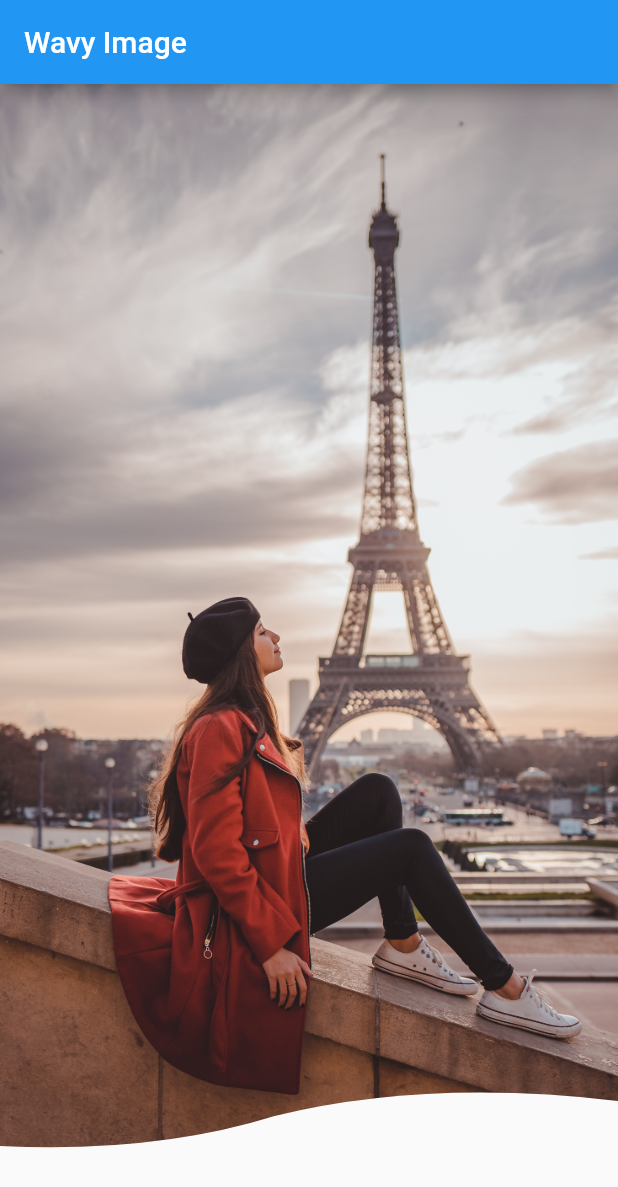
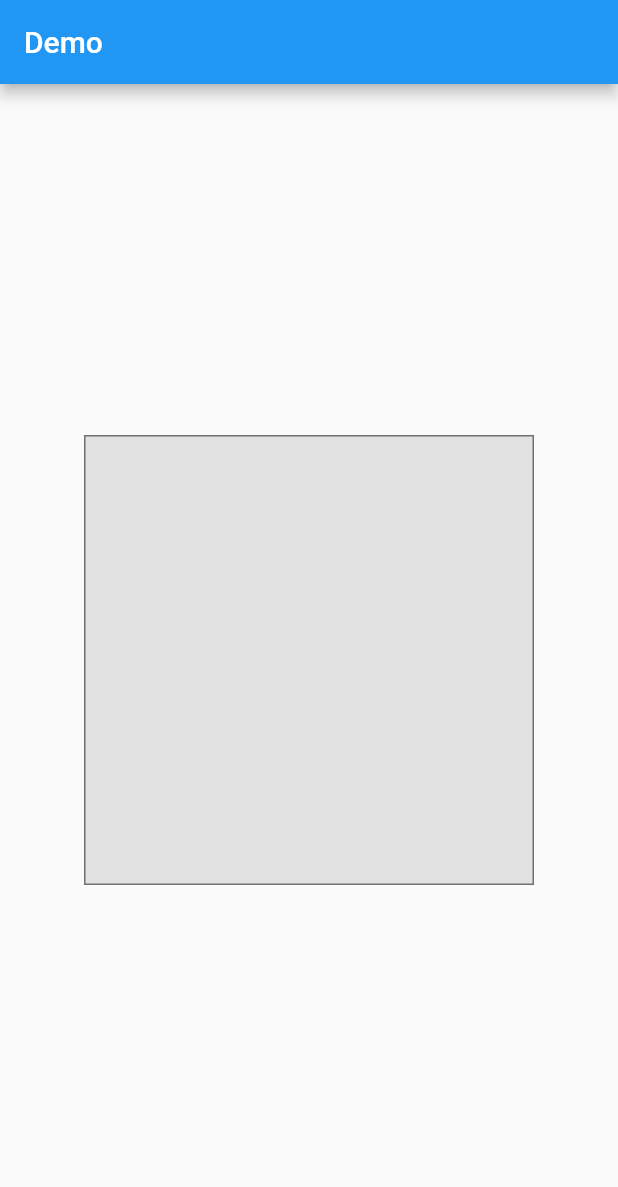
Before and after one commit to champkeh/flutter-demo, a Flutter app: the screen it shows after launch, on a phone screen of 412 x 824 dp. Shown: the top 1187 px of the screen. Run offline on Flutter 3.47's test engine with Material 2 defaults, Android fonts, the phone set to English and light mode, and no system bars.

Commit message:
add animation demo

```diff
--- /dev/null
+++ b/lib/animation/stagger_animation.dart
@@ -0,0 +1,104 @@
+import 'package:flutter/material.dart';
+
+class StaggerAnimation extends StatelessWidget {
+  StaggerAnimation({Key key, this.controller}) : super(key: key) {
+    height = Tween<double>(begin: 0, end: 300).animate(CurvedAnimation(
+        parent: controller,
+        curve: Interval(0.0, 0.6, curve: Curves.easeOut),
+        reverseCurve: Interval(0.0, 0.6, curve: Curves.easeIn)));
+
+    ColorTween colorTween1 = ColorTween(begin: Colors.green, end: Colors.red);
+    ColorTween colorTween2 = ColorTween(begin: Colors.red, end: Colors.yellow);
+    color = TweenSequence([
+      TweenSequenceItem(tween: colorTween1, weight: 60),
+      TweenSequenceItem(tween: colorTween2, weight: 40),
+    ]).animate(controller);
+
+    padding = Tween<EdgeInsets>(
+      begin: EdgeInsets.only(left: .0),
+      end: EdgeInsets.only(left: 250.0),
+    )
+        .chain(CurveTween(curve: Interval(0.6, 1.0, curve: Curves.ease)))
+        .animate(controller);
+  }
+
+  final AnimationController controller;
+  Animation<double> height;
+  Animation<Color> color;
+  Animation<EdgeInsets> padding;
+
+  @override
+  Widget build(BuildContext context) {
+    return AnimatedBuilder(
+      animation: controller,
+      builder: (BuildContext context, Widget child) {
+        return Container(
+          alignment: Alignment.bottomLeft,
+          padding: padding.value,
+          child: Container(
+            color: color.value,
+            width: 50,
+            height: height.value,
+          ),
+        );
+      },
+    );
+  }
+}
+
+class StaggerRoute extends StatefulWidget {
+  @override
+  _StaggerRouteState createState() => _StaggerRouteState();
+}
+
+class _StaggerRouteState extends State<StaggerRoute>
+    with SingleTickerProviderStateMixin {
+  AnimationController _controller;
+
+  @override
+  void initState() {
+    super.initState();
+
+    _controller = AnimationController(
+      duration: Duration(milliseconds: 2000),
+      vsync: this,
+    );
+  }
+
+  Future<Null> _playAnimation() async {
+    try {
+      await _controller.forward().orCancel;
+      await _controller.reverse().orCancel;
+    } on TickerCanceled {}
+  }
+
+  @override
+  Widget build(BuildContext context) {
+    return GestureDetector(
+      onTap: () {
+        _playAnimation();
+      },
+      child: Center(
+        child: Container(
+          width: 300,
+          height: 300,
+          decoration: BoxDecoration(
+            color: Colors.black.withOpacity(0.1),
+            border: Border.all(
+              color: Colors.black.withOpacity(0.5),
+            ),
+          ),
+          child: StaggerAnimation(
+            controller: _controller,
+          ),
+        ),
+      ),
+    );
+  }
+
+  @override
+  void dispose() {
+    _controller.dispose();
+    super.dispose();
+  }
+}
--- a/lib/main.dart
+++ b/lib/main.dart
@@ -1,8 +1,5 @@
 import 'package:flutter/material.dart';
-import 'package:flutter_demo/wavy_image_mask/wavy_image_demo.dart';
-import 'package:flutter_demo/clean_ui_code/clean_ui_code_demo.dart';
-import 'package:flutter_demo/animation/easing_animation.dart';
-import 'package:flutter_demo/text/text_example.dart';
+import 'package:flutter_demo/animation/stagger_animation.dart';
 
 void main() => runApp(MyApp());
 
@@ -15,7 +12,39 @@ class MyApp extends StatelessWidget {
       theme: ThemeData(
         primarySwatch: Colors.blue,
       ),
-      home: WavyImagePage(),
+      home: Scaffold(
+        appBar: AppBar(
+          title: Text('Demo'),
+        ),
+        body: StaggerRoute(),
+      ),
     );
   }
 }
+
+
+class HomePage extends StatefulWidget {
+  @override
+  _HomePageState createState() => _HomePageState();
+}
+
+class _HomePageState extends State<HomePage> {
+  @override
+  Widget build(BuildContext context) {
+    return Container();
+  }
+}
+
+class Home extends StatefulWidget {
+  @override
+  HomeState createState() {
+    return new HomeState();
+  }
+}
+
+class HomeState extends State<Home> {
+  @override
+  Widget build(BuildContext context) {
+    return Container();
+  }
+}
```
Also changed, not shown: lib/animation/easing_animation.dart (+121 -0 lines), lib/button/button_demo.dart (added, +68 -0 lines), lib/custom_widget/custom_widget.dart (added, +105 -0 lines), lib/stack/stack_demo.dart (added, +312 -0 lines), 2 other files.
